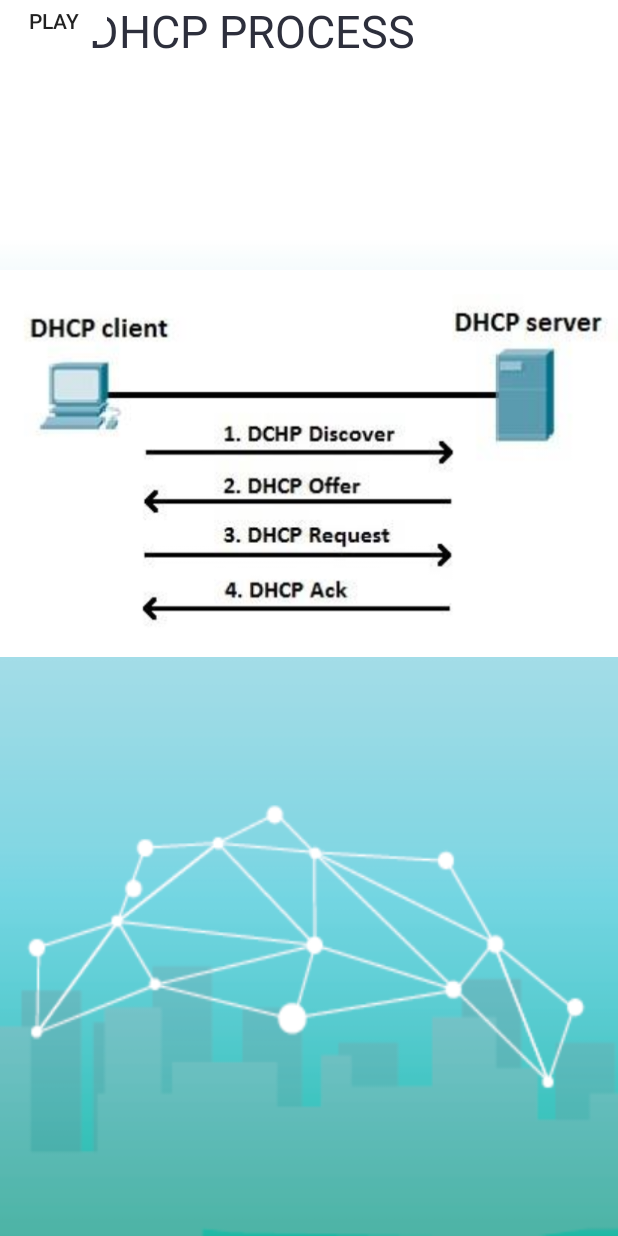
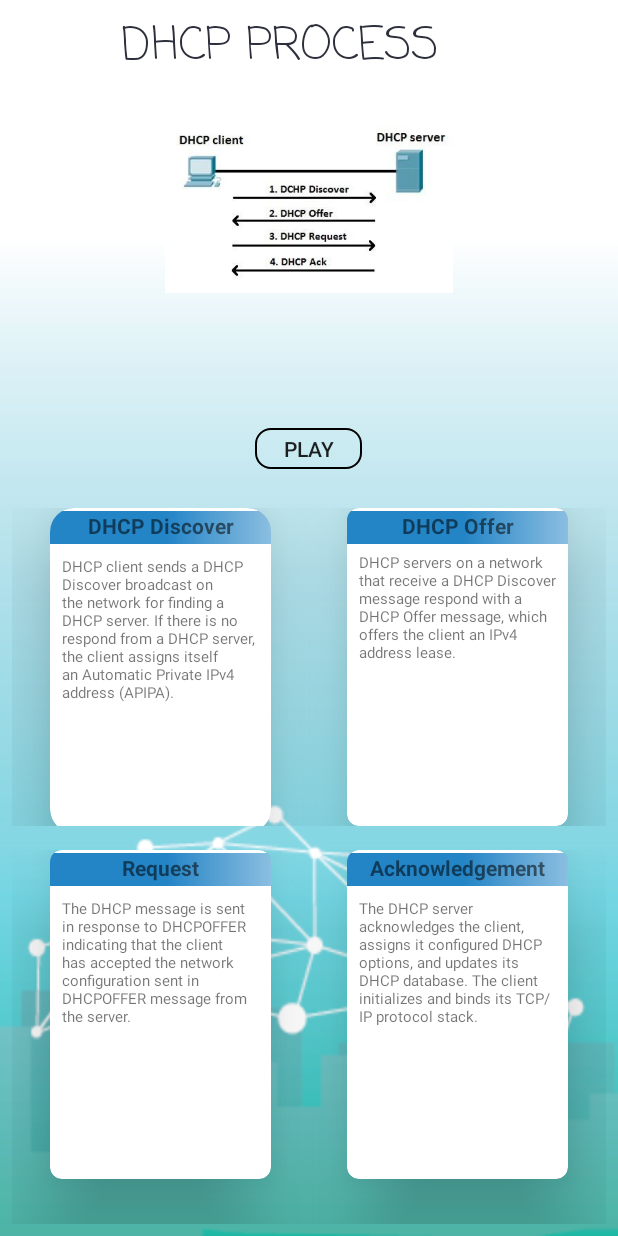
Before and after one commit to z5118780/SmartUp_v2, an Android app: the Notes screen opened directly, with no data from a screen before it, on a phone screen of 412 x 824 dp. Run offline under Robolectric (Android 15) with nearby library versions, the phone set to English and light mode, and no system bars.

Commit message:
finally done

```diff
--- a/app/src/main/java/com/example/jennwong/smartup/ResultActivity.java
+++ b/app/src/main/java/com/example/jennwong/smartup/ResultActivity.java
@@ -14,7 +14,7 @@
 
     TextView t1,t2,t3;
 
-    Button homebtn;
+    Button homebtn, resourcebtn;
 
     @Override
     protected void onCreate(Bundle savedInstanceState) {
@@ -45,7 +45,14 @@
             }
         });
 
-
+        resourcebtn  = (Button) findViewById(R.id.resource2);
+        resourcebtn.setOnClickListener(new View.OnClickListener() {
+            @Override
+            public void onClick(View view) {
+                Intent resource = new Intent(ResultActivity.this, Resource_content.class);
+                startActivity(resource);
+            }
+        });
 
 
 
--- a/app/src/main/java/com/example/jennwong/smartup/YoutubeMainActivity.java
+++ b/app/src/main/java/com/example/jennwong/smartup/YoutubeMainActivity.java
@@ -1,5 +1,6 @@
 package com.example.jennwong.smartup;
 
+import android.content.Intent;
 import android.support.v7.app.AppCompatActivity;
 import android.os.Bundle;
 import android.support.v7.app.AppCompatActivity;
@@ -21,6 +22,8 @@
 import android.util.Log;
 import android.view.View;
 import android.widget.Button;
+import android.widget.ImageButton;
+
 import com.google.android.youtube.player.YouTubeBaseActivity;
 import com.google.android.youtube.player.YouTubeInitializationResult;
 import com.google.android.youtube.player.YouTubePlayer;
@@ -33,6 +36,7 @@
 
 import java.util.List;
 public class YoutubeMainActivity extends YouTubeBaseActivity {
+
 
 
         private static final String TAG = "MainActivity";
@@ -63,6 +67,8 @@
 
             };
 
+
+
             BtnP.setOnClickListener(new View.OnClickListener(){
 
                 @Override
--- a/app/src/main/res/layout/activity_notes.xml
+++ b/app/src/main/res/layout/activity_notes.xml
@@ -1,18 +1,23 @@
 <?xml version="1.0" encoding="utf-8"?>
-<ScrollView
-    xmlns:android="http://schemas.android.com/apk/res/android"
+
+<LinearLayout xmlns:android="http://schemas.android.com/apk/res/android"
         xmlns:app="http://schemas.android.com/apk/res-auto"
         xmlns:tools="http://schemas.android.com/tools"
         android:layout_width="match_parent"
+        android:layout_height="match_parent"
         android:background="@drawable/background2"
-    android:layout_height="match_parent"
-    tools:context=".Notes">
+        android:orientation="vertical"
+        android:scrollbars="vertical"
+        android:weightSum="15"
+        tools:context=".MainActivity">
 
 
-    <android.support.constraint.ConstraintLayout
-        xmlns:app="http://schemas.android.com/apk/res-auto"
+    <RelativeLayout
         android:layout_width="match_parent"
-        android:layout_height="wrap_content">
+        android:layout_height="0dp"
+        android:layout_marginTop="8dp"
+        android:layout_weight="1">
+
 
         <TextView
             android:id="@+id/heading"
@@ -25,35 +30,62 @@
             android:layout_marginStart="18dp"
             android:layout_marginLeft="18dp"
             android:layout_marginBottom="0dp"
+            android:fontFamily="casual"
             android:text="DHCP Process"
             android:textAlignment="center"
             android:textAllCaps="true"
             android:textColor="@color/colorPrimary"
             android:textSize="30sp"
             tools:text="DHCP Process" />
+    </RelativeLayout>
+
+
+        <RelativeLayout
+            android:layout_width="match_parent"
+            android:layout_height="0dp"
+            android:layout_marginTop="10dp"
+            android:layout_weight="5"
+            android:id="@+id/lay">
+
 
             <ImageView
                 android:layout_width="match_parent"
-            android:layout_height="618dp"
+                android:layout_height="120dp"
                 android:layout_alignParentStart="true"
                 android:layout_alignParentLeft="true"
                 android:layout_alignParentTop="true"
                 android:layout_gravity="center_horizontal"
+                android:layout_marginStart="0dp"
+                android:layout_marginLeft="0dp"
+                android:layout_marginTop="5dp"
+                android:layout_marginBottom="23dp"
                 android:src="@drawable/djhp" />
 
             <Button
+                android:id="@+id/btn"
+                style="?android:attr/borderlessButtonStyle"
                 android:layout_width="71dp"
                 android:layout_height="27dp"
                 android:layout_alignParentBottom="true"
                 android:layout_centerHorizontal="true"
-                android:layout_marginBottom="0dp"
-                android:text="Play"
+                android:layout_marginTop="20dp"
+                android:layout_marginBottom="18dp"
+                android:background="@drawable/roundbutton"
                 android:clickable="true"
-                android:id="@+id/btn"
-                style="?android:attr/borderlessButtonStyle"
-                android:background="@drawable/whitebackground"/>
+                android:text="Play" />
 
+        </RelativeLayout>
 
+    <GridLayout
+        android:layout_width="match_parent"
+        android:layout_height="20dp"
+        android:layout_weight="4"
+        android:alignmentMode="alignMargins"
+        android:columnCount="2"
+        android:columnOrderPreserved="false"
+        android:padding="8dp"
+        android:rowCount="1"
+        android:scrollbarAlwaysDrawVerticalTrack="true">
 
         <android.support.v7.widget.CardView
             android:layout_width="0dp"
@@ -61,22 +93,28 @@
             android:layout_rowWeight="1"
             android:layout_columnWeight="1"
             android:layout_marginLeft="25dp"
-                android:layout_marginTop="35dp"
+            android:layout_marginTop="0dp"
             android:layout_marginRight="25dp"
-                android:layout_marginBottom="50dp"
-                app:cardCornerRadius="8dp"
-                app:cardElevation="32dp" >
+            android:layout_marginBottom="45dp"
+            app:cardCornerRadius="16dp"
+            app:cardElevation="32dp">
 
 
-
+            <RelativeLayout
+                android:layout_width="fill_parent"
+                android:layout_height="fill_parent"
+                android:scrollbarAlwaysDrawVerticalTrack="true">
 
                 <TextView
                     android:id="@+id/textV"
+                    android:layout_marginTop="2dp"
                     android:layout_width="wrap_content"
                     android:layout_height="22dp"
                     android:layout_alignParentTop="true"
+
                     android:background="@drawable/button_color"
                     android:text="DHCP Discover"
+                    android:textAlignment="center"
                     android:textStyle="bold" />
 
                 <TextView
@@ -87,10 +125,14 @@
                     android:layout_alignParentStart="true"
                     android:layout_alignParentLeft="true"
                     android:layout_alignParentBottom="true"
+                    android:layout_marginLeft="8dp"
+                    android:layout_marginTop="8dp"
+                    android:layout_marginRight="8dp"
                     android:layout_marginBottom="1dp"
                     android:text="DHCP client sends a DHCP Discover broadcast on the network for finding a DHCP server. If there is no respond from a DHCP server, the client assigns itself an Automatic Private IPv4 address (APIPA)."
                     android:textSize="10sp" />
 
+            </RelativeLayout>
 
         </android.support.v7.widget.CardView>
 
@@ -100,21 +142,27 @@
             android:layout_rowWeight="1"
             android:layout_columnWeight="1"
             android:layout_marginLeft="25dp"
-                android:layout_marginTop="35dp"
+            android:layout_marginTop="0dp"
             android:layout_marginRight="25dp"
             android:layout_marginBottom="50dp"
             app:cardCornerRadius="8dp"
             app:cardElevation="32dp">
 
 
+            <RelativeLayout
+                android:layout_width="fill_parent"
+                android:layout_height="fill_parent"
+                android:scrollbarAlwaysDrawVerticalTrack="true">
 
                 <TextView
                     android:id="@+id/textView"
                     android:layout_width="match_parent"
                     android:layout_height="22dp"
+                    android:layout_marginTop="2dp"
                     android:layout_alignParentTop="true"
                     android:background="@drawable/button_color"
                     android:text="DHCP Offer"
+                    android:textAlignment="center"
                     android:textStyle="bold" />
 
                 <TextView
@@ -124,37 +172,56 @@
                     android:layout_below="@+id/textView"
                     android:layout_alignParentStart="true"
                     android:layout_alignParentLeft="true"
+                    android:layout_marginLeft="8dp"
+                    android:layout_marginTop="5dp"
+                    android:layout_marginRight="8dp"
                     android:text="DHCP servers on a network that receive a DHCP Discover message respond with a DHCP Offer message, which offers the client an IPv4 address lease."
                     android:textSize="10sp" />
 
 
-
+            </RelativeLayout>
 
         </android.support.v7.widget.CardView>
 
+    </GridLayout>
 
-
-
+        <GridLayout
+            android:layout_width="match_parent"
+            android:layout_height="4dp"
+            android:layout_weight="5"
+            android:alignmentMode="alignMargins"
+            android:columnCount="2"
+            android:columnOrderPreserved="false"
+            android:padding="8dp"
+            android:rowCount="1" >
 
             <android.support.v7.widget.CardView
                 android:layout_width="0dp"
-                android:layout_height="0dp"
+                android:layout_height="75dp"
                 android:layout_rowWeight="1"
                 android:layout_columnWeight="1"
                 android:layout_marginLeft="25dp"
-                android:layout_marginTop="35dp"
+                android:layout_marginTop="0dp"
                 android:layout_marginRight="25dp"
-                android:layout_marginBottom="50dp"
+                android:layout_marginBottom="30dp"
                 app:cardCornerRadius="8dp"
                 app:cardElevation="32dp">
+
+
+                <RelativeLayout
+                    android:layout_width="fill_parent"
+                    android:layout_height="fill_parent"
+                    android:scrollbarAlwaysDrawVerticalTrack="true">
 
                     <TextView
                         android:id="@+id/textV3"
                         android:layout_width="wrap_content"
                         android:layout_height="22dp"
+                        android:layout_marginTop="2dp"
                         android:layout_alignParentTop="true"
                         android:background="@drawable/button_color"
                         android:text="Request"
+                        android:textAlignment="center"
                         android:textStyle="bold" />
 
                     <TextView
@@ -164,9 +231,13 @@
                         android:layout_below="@+id/textV3"
                         android:layout_alignParentStart="true"
                         android:layout_alignParentLeft="true"
+                        android:layout_marginLeft="8dp"
+                        android:layout_marginTop="8dp"
+                        android:layout_marginRight="8dp"
                         android:text="The DHCP message is sent in response to DHCPOFFER indicating that the client has accepted the network configuration sent in DHCPOFFER message from the server."
                         android:textSize="10sp" />
 
+                </RelativeLayout>
 
             </android.support.v7.widget.CardView>
 
@@ -176,20 +247,29 @@
                 android:layout_rowWeight="1"
                 android:layout_columnWeight="1"
                 android:layout_marginLeft="25dp"
-                android:layout_marginTop="35dp"
+                android:layout_marginTop="0dp"
                 android:layout_marginRight="25dp"
-                android:layout_marginBottom="50dp"
+                android:layout_marginBottom="30dp"
                 app:cardCornerRadius="8dp"
                 app:cardElevation="32dp">
 
+
+                <RelativeLayout
+                    android:layout_width="fill_parent"
+                    android:layout_height="fill_parent"
+                    android:scrollbarAlwaysDrawVerticalTrack="true">
 
                     <TextView
                         android:id="@+id/textView5"
                         android:layout_width="wrap_content"
                         android:layout_height="22dp"
                         android:layout_alignParentTop="true"
+                        android:layout_alignParentEnd="true"
+                        android:layout_marginEnd="0dp"
+                        android:layout_marginTop="2dp"
                         android:background="@drawable/button_color"
                         android:text="Acknowledgement"
+                        android:textAlignment="center"
                         android:textStyle="bold" />
 
                     <TextView
@@ -199,17 +279,15 @@
                         android:layout_below="@+id/textView5"
                         android:layout_alignParentStart="true"
                         android:layout_alignParentLeft="true"
-                        android:text="The DHCP server that the client responds to acknowledges the client, assigns it any configured DHCP options, and updates its DHCP database. The client then initializes and binds its TCP/IP protocol stack and can begin network communication"
+                        android:layout_marginTop="8dp"
+                        android:layout_marginLeft="8dp"
+                        android:layout_marginRight="8dp"
+                        android:text="The DHCP server acknowledges the client, assigns it configured DHCP options, and updates its DHCP database. The client initializes and binds its TCP/IP protocol stack."
                         android:textSize="10sp" />
-
+                </RelativeLayout>
 
             </android.support.v7.widget.CardView>
 
+        </GridLayout>
 
-
-</android.support.constraint.ConstraintLayout>
-
-
-
-
-</ScrollView>
+    </LinearLayout>
--- a/app/src/main/res/layout/activity_result.xml
+++ b/app/src/main/res/layout/activity_result.xml
@@ -119,19 +119,57 @@
 
     </RelativeLayout>
 
+
+    <RelativeLayout
+        android:layout_weight="1"
+        android:layout_marginTop="10dp"
+        android:layout_width="wrap_content"
+        android:layout_height="wrap_content">
+
+        <TextView
+            android:layout_marginLeft="30dp"
+            android:layout_marginRight="30dp"
+            android:id="@+id/tryagain"
+            android:text="For more resources click on the button below or go back to the home page"
+            android:layout_width="wrap_content"
+            android:layout_height="wrap_content" />
+
+    </RelativeLayout>
+
+    <RelativeLayout
+        android:layout_width="wrap_content"
+        android:layout_height="wrap_content"
+        android:layout_centerHorizontal="true"
+        android:layout_gravity="center"
+        android:layout_marginTop="16dp"
+        android:layout_weight="1">
+
+        <Button
+            android:id="@+id/resource2"
+            android:layout_width="wrap_content"
+            android:layout_height="wrap_content"
+            android:background="@drawable/roundbutton"
+            android:text="Resource" />
+
+
+
+    </RelativeLayout>
+
     <RelativeLayout
         android:layout_width="wrap_content"
         android:layout_height="wrap_content"
         android:layout_marginTop="16dp"
         android:layout_centerHorizontal="true"
         android:layout_gravity="center"
-        android:layout_weight="2">
+        android:layout_weight="1">
 
         <Button
             android:id="@+id/home"
             android:text="HOME"
+            android:background="@drawable/roundbutton"
             android:layout_width="wrap_content"
             android:layout_height="wrap_content" />
+
 
 
     </RelativeLayout>
```
Lines whose indentation alone changed are shown as unchanged.
